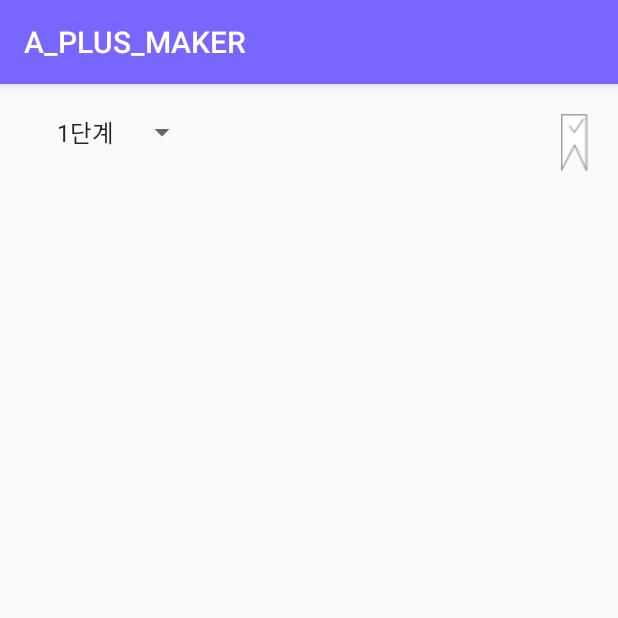
After one commit to yunjaena/A-plus-maker, an Android app: the MemoryActivity screen opened directly, with no data from a screen before it, on a phone screen of 412 x 824 dp, the top half of it. The commit adds this screen. Run offline under Robolectric (Android 15) with nearby library versions, the phone set to English and light mode, and no system bars.

Commit message:
Add Study mode
Add Study mode

```diff
--- a/aplusmaker/app/src/main/AndroidManifest.xml
+++ b/aplusmaker/app/src/main/AndroidManifest.xml
@@ -27,6 +27,7 @@
                 <category android:name="android.intent.category.LAUNCHER" />
             </intent-filter>
         </activity>
+        <activity android:name=".MemoryActivity" />
     </application>
     <uses-permission android:name="android.permission.WRITE_EXTERNAL_STORAGE" />
     <uses-permission android:name="android.permission.READ_EXTERNAL_STORAGE" />
--- /dev/null
+++ b/aplusmaker/app/src/main/java/com/koreatehc/a_plus_maker/MemoryActivity.java
@@ -0,0 +1,123 @@
+package com.koreatehc.a_plus_maker;
+
+import android.os.Bundle;
+import android.view.View;
+import android.widget.AdapterView;
+import android.widget.ArrayAdapter;
+import android.widget.ImageView;
+import android.widget.Spinner;
+import android.widget.TextView;
+import android.widget.Toast;
+
+import androidx.annotation.Nullable;
+import androidx.appcompat.app.AppCompatActivity;
+
+import com.koreatehc.a_plus_maker.studymode.StudyModeFactory;
+import com.koreatehc.a_plus_maker.studymode.NormalStudyMode;
+
+import java.util.ArrayList;
+
+public class MemoryActivity extends AppCompatActivity {
+    private Spinner levelSpinner;
+    private ImageView saveImageview;
+    private TextView contentTextview;
+    private StudyModeFactory studyModeFactory;
+    private boolean isSaved;
+
+    private String content;
+    private int mode;
+
+    @Override
+    protected void onCreate(@Nullable Bundle savedInstanceState) {
+        super.onCreate(savedInstanceState);
+        setContentView(R.layout.activity_memory);
+        init();
+    }
+
+    public void init() {
+        isSaved = false;
+        getData();
+        initView();
+        setMode();
+    }
+
+    private void initView() {
+        levelSpinner = findViewById(R.id.memory_level_spinner);
+        saveImageview = findViewById(R.id.memory_save_imageview);
+        contentTextview = findViewById(R.id.memory_content_textview);
+        saveImageview.setOnClickListener(new View.OnClickListener() {
+            @Override
+            public void onClick(View v) {
+                clickedSaveButton();
+            }
+        });
+    }
+
+    public void setMode() {
+        switch (mode) {
+            case 0:
+                studyModeFactory = new NormalStudyMode(content);
+                break;
+            case 1:
+                studyModeFactory = new NormalStudyMode(content);
+                break;
+            case 2:
+                studyModeFactory = new NormalStudyMode(content);
+                break;
+            case 3:
+                studyModeFactory = new NormalStudyMode(content);
+                break;
+        }
+        setSpinner();
+
+    }
+
+    public void clickedSaveButton() {
+        int imageId;
+        if (isSaved) {
+            isSaved = false;
+            imageId = R.drawable.ic_flag_uncheck;
+        } else {
+            isSaved = true;
+            imageId = R.drawable.ic_flag_checked;
+        }
+        saveImageview.setBackground(getResources().getDrawable(imageId));
+    }
+
+    public void setSpinner() {
+        if (studyModeFactory == null) return;
+        int maxLevel = studyModeFactory.getStudyLevel();
+        if (maxLevel == 0) {
+            levelSpinner.setVisibility(View.GONE);
+            return;
+        }
+        ArrayList<String> spinnerItem = new ArrayList<>();
+        for (int i = 0; i < maxLevel; i++) {
+            spinnerItem.add((i + 1) + "단계");
+        }
+        ArrayAdapter<String> arrayAdapter = new ArrayAdapter<>(this, android.R.layout.simple_spinner_item, spinnerItem);
+        arrayAdapter.setDropDownViewResource(android.R.layout.simple_spinner_dropdown_item);
+        levelSpinner.setAdapter(arrayAdapter);
+        levelSpinner.setOnItemSelectedListener(new AdapterView.OnItemSelectedListener() {
+            @Override
+            public void onItemSelected(AdapterView<?> parent, View view, int position, long id) {
+                String contentString = studyModeFactory.getContent(position + 1);
+                contentTextview.setText(contentString);
+            }
+
+            @Override
+            public void onNothingSelected(AdapterView<?> parent) {
+            }
+        });
+
+    }
+
+    private void getData() {
+        if (getIntent() == null) {
+            Toast.makeText(this, "데이터를 불러오지 못했습니다.", Toast.LENGTH_SHORT).show();
+            finish();
+        }
+        content = getIntent().getStringExtra("FILE");
+        mode = getIntent().getIntExtra("MEMORY_MODE", 0);
+    }
+}
--- /dev/null
+++ b/aplusmaker/app/src/main/java/com/koreatehc/a_plus_maker/studymode/NormalStudyMode.java
@@ -0,0 +1,27 @@
+package com.koreatehc.a_plus_maker.studymode;
+
+public class NormalStudyMode extends StudyModeFactory {
+    public static final int NORMAL_MAX_LEVEL = 3;
+
+    public NormalStudyMode(String content) {
+        super(content, NORMAL_MAX_LEVEL);
+    }
+
+
+    @Override
+    public String getContent(int currentLevel) {
+        String returnConetent = "";
+        switch (currentLevel) {
+            case 1:
+                returnConetent = getOriginalContent();
+                break;
+            case 2:
+                returnConetent = getOriginalContent().replace("a","_");
+                break;
+            case 3:
+                returnConetent = getOriginalContent().replace("a","_").replace("e","_");
+                break;
+        }
+        return returnConetent;
+    }
+}
--- /dev/null
+++ b/aplusmaker/app/src/main/java/com/koreatehc/a_plus_maker/studymode/StudyModeFactory.java
@@ -0,0 +1,21 @@
+package com.koreatehc.a_plus_maker.studymode;
+
+public abstract class StudyModeFactory {
+    private int studyLevel;
+    private String content;
+
+    public StudyModeFactory(String content, int maxLevel) {
+        this.content = content;
+        this.studyLevel = maxLevel;
+    }
+
+    public abstract String getContent(int currentLevel);
+
+    public int getStudyLevel() {
+        return studyLevel;
+    }
+
+    public String getOriginalContent() {
+        return content;
+    }
+}
--- /dev/null
+++ b/aplusmaker/app/src/main/res/layout/activity_memory.xml
@@ -0,0 +1,52 @@
+<?xml version="1.0" encoding="utf-8"?>
+<ScrollView xmlns:android="http://schemas.android.com/apk/res/android"
+    xmlns:tools="http://schemas.android.com/tools"
+    android:orientation="vertical"
+    android:layout_width="match_parent"
+    android:layout_height="match_parent">
+
+    <LinearLayout
+        android:layout_width="match_parent"
+        android:layout_height="wrap_content"
+        android:orientation="vertical"
+        >
+
+
+        <LinearLayout
+            android:layout_width="match_parent"
+            android:layout_height="wrap_content"
+            android:layout_marginTop="20dp"
+            android:orientation="horizontal">
+
+            <Spinner
+                android:id="@+id/memory_level_spinner"
+                android:layout_marginStart="30dp"
+                android:layout_width="wrap_content"
+                android:layout_height="wrap_content"
+                />
+
+            <LinearLayout
+                android:gravity="end"
+                android:layout_width="match_parent"
+                android:layout_height="wrap_content">
+
+            <ImageView
+                android:id="@+id/memory_save_imageview"
+               android:layout_marginEnd="20dp"
+                android:layout_width="wrap_content"
+                android:layout_height="wrap_content"
+                android:background="@drawable/ic_flag_uncheck"/>
+
+            </LinearLayout>
+        </LinearLayout>
+
+        <TextView
+            android:id="@+id/memory_content_textview"
+            android:layout_margin="10dp"
+            android:layout_width="match_parent"
+            android:layout_height="wrap_content"
+            tools:text= "가나다라마"/>
+
+    </LinearLayout>
+
+</ScrollView>
```
Also changed, not shown: aplusmaker/app/src/main/java/com/koreatehc/a_plus_maker/StudyActivity.java (+87 -15 lines).
